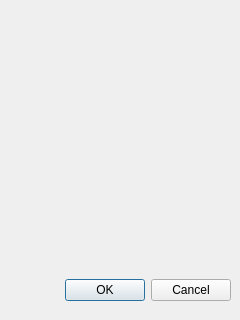
First picture: the form in src/neuralNetworkConfig.ui, repository ldsc/lvp, before the edit.
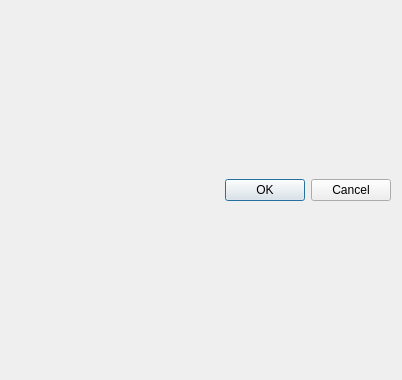
Second picture: the form after the edit.

Commit message: create classes to show neural network config dialog

Diff of the .ui file:
```diff
--- a/src/neuralNetworkConfig.ui
+++ b/src/neuralNetworkConfig.ui
@@ -1,33 +1,30 @@
-<ui version="4.0" >
- <class>Dialog</class>
- <widget class="QDialog" name="Dialog" >
-  <property name="geometry" >
+<?xml version="1.0" encoding="UTF-8"?>
+<ui version="4.0">
+ <class>NeuralNetworkConfig</class>
+ <widget class="QDialog" name="NeuralNetworkConfig">
+  <property name="geometry">
    <rect>
     <x>0</x>
     <y>0</y>
-    <width>240</width>
-    <height>320</height>
+    <width>402</width>
+    <height>380</height>
    </rect>
   </property>
   <property name="windowTitle" >
    <string>Dialog</string>
   </property>
-  <widget class="QDialogButtonBox" name="buttonBox" >
-   <property name="geometry" >
-    <rect>
-     <x>10</x>
-     <y>270</y>
-     <width>221</width>
-     <height>41</height>
-    </rect>
-   </property>
-   <property name="orientation" >
-    <enum>Qt::Horizontal</enum>
-   </property>
-   <property name="standardButtons" >
-    <set>QDialogButtonBox::Cancel|QDialogButtonBox::Ok</set>
-   </property>
-  </widget>
+  <layout class="QVBoxLayout" name="verticalLayout">
+   <item>
+    <widget class="QDialogButtonBox" name="buttonBox">
+     <property name="orientation">
+      <enum>Qt::Horizontal</enum>
+     </property>
+     <property name="standardButtons">
+      <set>QDialogButtonBox::Cancel|QDialogButtonBox::Ok</set>
+     </property>
+    </widget>
+   </item>
+  </layout>
  </widget>
  <resources/>
  <connections>
```
Left out of the diff: 17 changed lines with no effect on the pictures. The commit also changes 4 other files.
